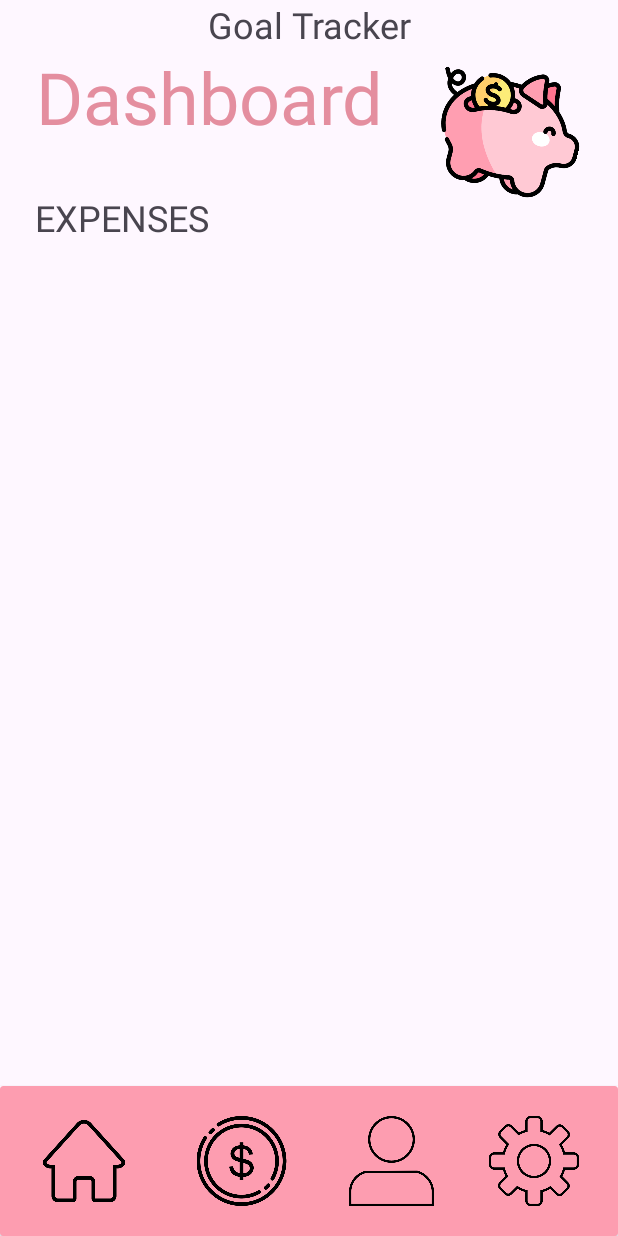
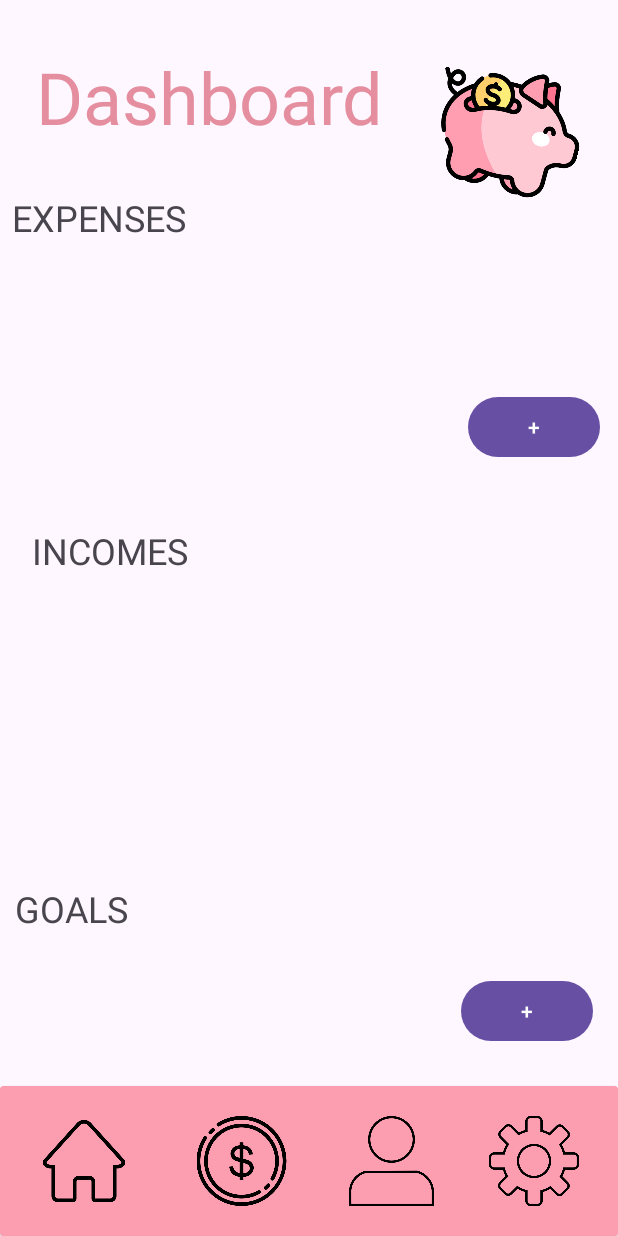
Before and after one commit to judithandraskoMaisonneuve/piggybank, an Android app: the DashboardActivity screen opened directly, with no data from a screen before it, on a phone screen of 412 x 824 dp. Run offline under Robolectric (Android 15) with nearby library versions, the phone set to English and light mode, and no system bars; Roboto replaces fonts that are not available here.

Commit message:
dashboard layout

```diff
--- a/app/src/main/res/layout/activity_dashboard.xml
+++ b/app/src/main/res/layout/activity_dashboard.xml
@@ -32,35 +32,43 @@
         android:id="@+id/goaltracker_title"
         android:layout_width="wrap_content"
         android:layout_height="wrap_content"
-        android:text="Goal Tracker"
+        android:layout_marginStart="8dp"
+        android:layout_marginTop="428dp"
+        android:text="GOALS"
         android:textSize="24sp"
         app:layout_constraintEnd_toEndOf="parent"
+        app:layout_constraintHorizontal_bias="0.007"
         app:layout_constraintStart_toStartOf="parent"
-        tools:layout_editor_absoluteY="457dp" />
+        app:layout_constraintTop_toBottomOf="@+id/expenses_title" />
 
     <TextView
         android:id="@+id/expenses_title"
         android:layout_width="wrap_content"
         android:layout_height="wrap_content"
+        android:layout_marginStart="8dp"
         android:layout_marginTop="32dp"
         android:layout_marginEnd="250dp"
         android:text="EXPENSES"
         android:textSize="24sp"
         app:layout_constraintEnd_toEndOf="parent"
+        app:layout_constraintHorizontal_bias="0.0"
         app:layout_constraintStart_toStartOf="parent"
         app:layout_constraintTop_toBottomOf="@+id/dashboard_title" />
 
     <androidx.recyclerview.widget.RecyclerView
+        android:id="@+id/rvGoals"
         android:layout_width="0dp"
         android:layout_height="160dp"
         android:layout_marginStart="16dp"
         android:layout_marginTop="16dp"
         android:layout_marginEnd="16dp"
-        android:layout_marginBottom="150dp"
+        android:layout_marginBottom="24dp"
         app:layout_constraintBottom_toTopOf="@+id/navbar"
         app:layout_constraintEnd_toEndOf="parent"
+        app:layout_constraintHorizontal_bias="0.0"
         app:layout_constraintStart_toStartOf="parent"
-        app:layout_constraintTop_toBottomOf="@+id/goaltracker_title" />
+        app:layout_constraintTop_toBottomOf="@+id/goaltracker_title"
+        app:layout_constraintVertical_bias="1.0" />
 
     <androidx.cardview.widget.CardView
         android:id="@+id/navbar"
@@ -104,4 +112,60 @@
             app:srcCompat="@drawable/settings" />
     </androidx.cardview.widget.CardView>
 
+    <Button
+        android:id="@+id/btnAddGoal"
+        android:layout_width="wrap_content"
+        android:layout_height="wrap_content"
+        android:layout_marginStart="300dp"
+        android:layout_marginTop="-50dp"
+        android:text="+"
+        app:layout_constraintEnd_toEndOf="parent"
+        app:layout_constraintHorizontal_bias="0.304"
+        app:layout_constraintStart_toStartOf="parent"
+        app:layout_constraintTop_toBottomOf="@+id/rvGoals" />
+
+    <androidx.recyclerview.widget.RecyclerView
+        android:id="@+id/rvExpenses"
+        android:layout_width="407dp"
+        android:layout_height="149dp"
+        android:layout_marginStart="16dp"
+        android:layout_marginEnd="16dp"
+        app:layout_constraintEnd_toEndOf="parent"
+        app:layout_constraintStart_toStartOf="parent"
+        app:layout_constraintTop_toBottomOf="@+id/expenses_title" />
+
+    <Button
+        android:id="@+id/btnAddExpense"
+        android:layout_width="wrap_content"
+        android:layout_height="wrap_content"
+        android:layout_marginStart="300dp"
+        android:layout_marginTop="-50dp"
+        android:text="+"
+        app:layout_constraintEnd_toEndOf="parent"
+        app:layout_constraintStart_toStartOf="parent"
+        app:layout_constraintTop_toBottomOf="@+id/rvExpenses" />
+
+    <TextView
+        android:id="@+id/tvIncomes"
+        android:layout_width="wrap_content"
+        android:layout_height="wrap_content"
+        android:layout_marginStart="24dp"
+        android:layout_marginTop="40dp"
+        android:layout_marginEnd="352dp"
+        android:text="INCOMES"
+        android:textSize="24sp"
+        app:layout_constraintEnd_toEndOf="parent"
+        app:layout_constraintHorizontal_bias="0.043"
+        app:layout_constraintStart_toStartOf="parent"
+        app:layout_constraintTop_toBottomOf="@+id/rvExpenses" />
+
+    <androidx.recyclerview.widget.RecyclerView
+        android:id="@+id/rvIncomes"
+        android:layout_width="409dp"
+        android:layout_height="218dp"
+        android:layout_marginTop="1dp"
+        app:layout_constraintEnd_toEndOf="parent"
+        app:layout_constraintStart_toStartOf="parent"
+        app:layout_constraintTop_toBottomOf="@+id/tvIncomes" />
+
 </androidx.constraintlayout.widget.ConstraintLayout>
```
